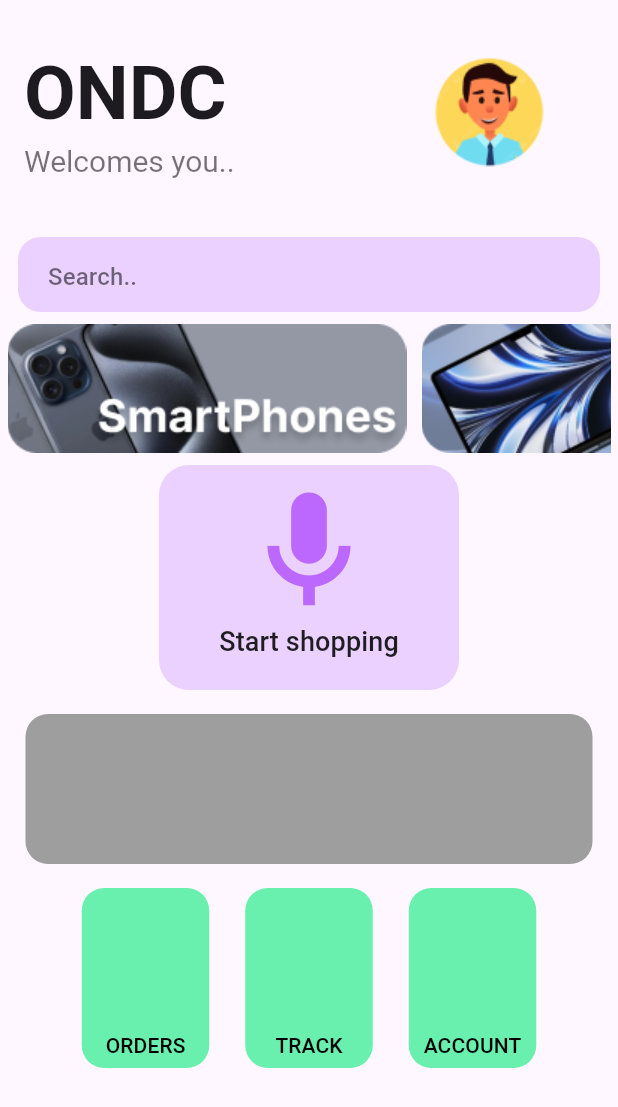
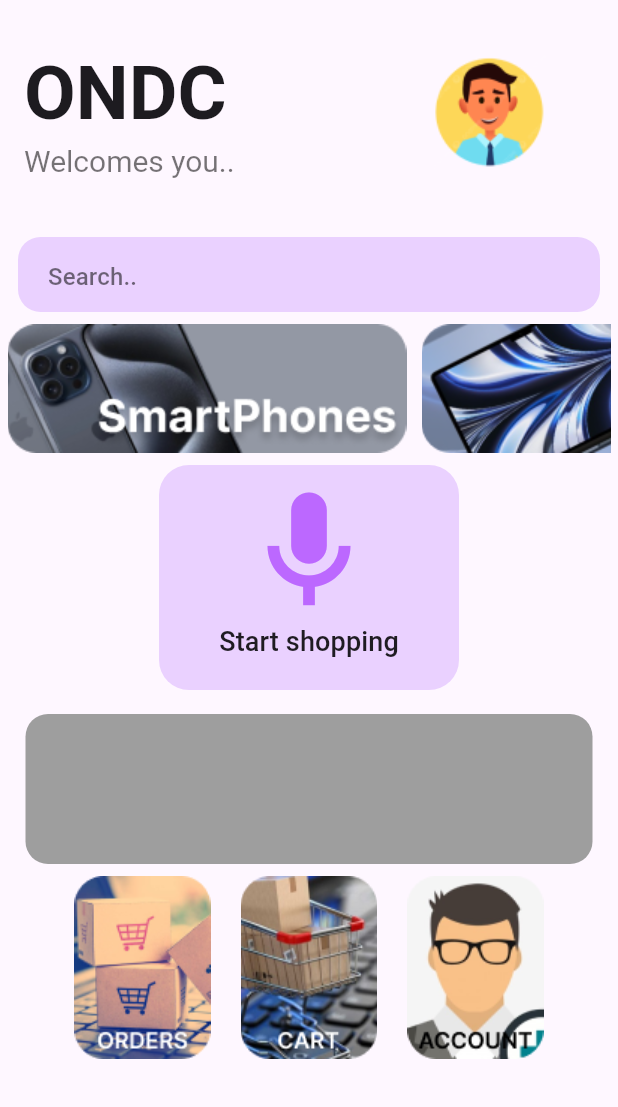
Before and after one commit to SRIJITH11101/Ecommerce_app, a Flutter app: the screen it shows after launch, on a phone screen of 412 x 824 dp. Shown: the top 1107 px of the screen. Run offline on Flutter 3.47's test engine with Material 3 defaults, Android fonts, the phone set to English and light mode, and no system bars; our stand-ins replace avatar_glow, speech_to_text.

Commit message:
ui change

```diff
--- a/lib/Home.dart
+++ b/lib/Home.dart
@@ -210,71 +210,35 @@ class _HomeState extends State<Home> {
                     Row(
                       mainAxisAlignment: MainAxisAlignment.center,
                       children: <Widget>[
-                        TextButton(
-                          onPressed: () {},
-                          child: Container(
-                            width: 85
-                            ,
-                            height: 120,
-                            child:Column(
-                              mainAxisAlignment:MainAxisAlignment.end,
-                              children:[
-                                Text("ORDERS",style:TextStyle(color:Colors.black)),
-                                SizedBox(
-                                  height:5
-                                ),
-                              ]
-                            ),
-                            decoration: BoxDecoration(
-                              borderRadius:
-                                  BorderRadiusDirectional.circular(15),
-                              color: Colors.greenAccent,
-                            ),
+                        GestureDetector(
+                          child: Image(
+                            image: AssetImage("assets/orders.png"),
                           ),
+                          onTap: () {
+
+                            },
                         ),
-                        TextButton(
-                          onPressed: () {},
-                          child: Container(
-                            width: 85,
-                            height: 120,
-                            child:Column(
-                              mainAxisAlignment:MainAxisAlignment.end,
-                              children:[
+                        SizedBox(width:20),
+                        GestureDetector(
+                          child: Image(
+                            image: AssetImage("assets/cart.png"),
+                          ),
+                          onTap: () {
 
-                                Text("TRACK",style:TextStyle(color:Colors.black)),
-                                SizedBox(
-                                  height:5
-                                ),
-                              ]
-                            ),
-                            decoration: BoxDecoration(
-                              borderRadius:
-                                  BorderRadiusDirectional.circular(15),
-                              color: Colors.greenAccent,
-                            ),
+                            },
+                        ),
+                        SizedBox(width:20),
+                        GestureDetector(
+                          child: Image(
+
+                            image: AssetImage("assets/account.png",),
                           ),
+                          onTap: () {
+
+                            },
                         ),
-                        TextButton(
-                          onPressed: () {},
-                          child: Container(
-                            width: 85,
-                            height: 120,
-                            child:Column(
-                              mainAxisAlignment:MainAxisAlignment.end,
-                              children:[
-                                Text("ACCOUNT",style:TextStyle(color:Colors.black)),
-                                SizedBox(
-                                  height:5
-                                ),
-                              ]
-                            ),
-                            decoration: BoxDecoration(
-                              borderRadius:
-                                  BorderRadiusDirectional.circular(15),
-                              color: Colors.greenAccent,
-                            ),
-                          ),
-                        ),
+
+
                       ],
                     )
                   ],
--- a/pubspec.yaml
+++ b/pubspec.yaml
@@ -68,6 +68,9 @@ flutter:
     - assets/smartphones.png
     - assets/laptops.png
     - assets/smartwatches.png
+    - assets/account.png
+    - assets/cart.png
+    - assets/orders.png
 
   # An image asset can refer to one or more resolution-specific "variants", see
   # https://flutter.dev/assets-and-images/#resolution-aware
```
Also changed, not shown: assets/account.png (added), assets/cart.png (added), assets/orders.png (added).
